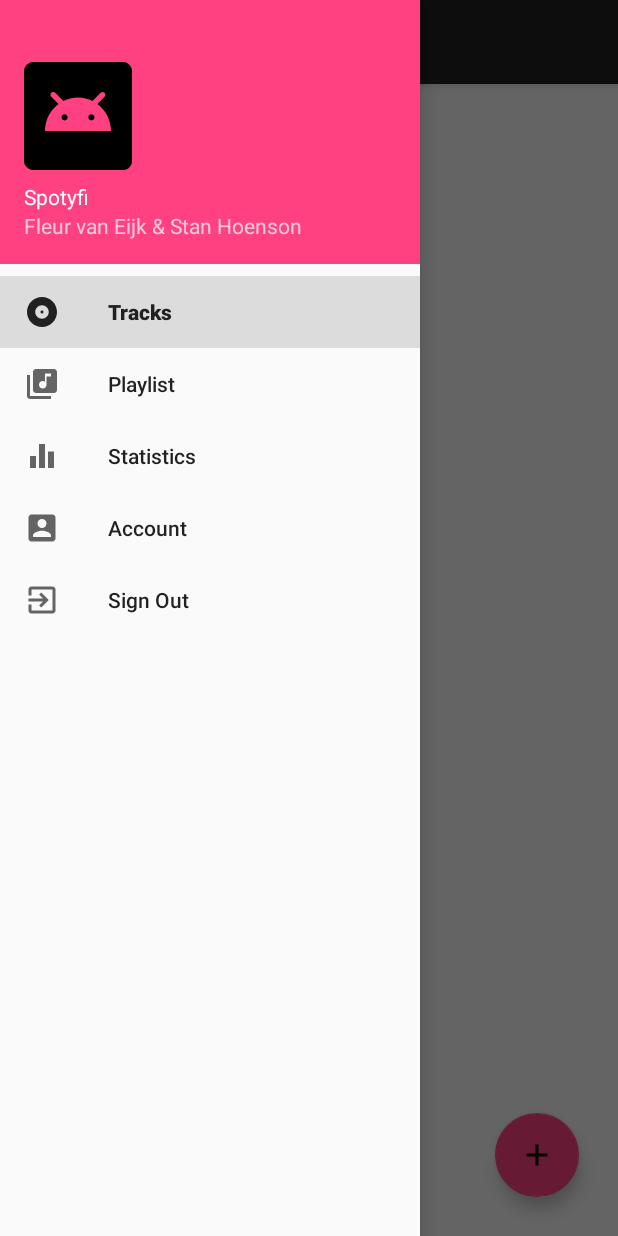
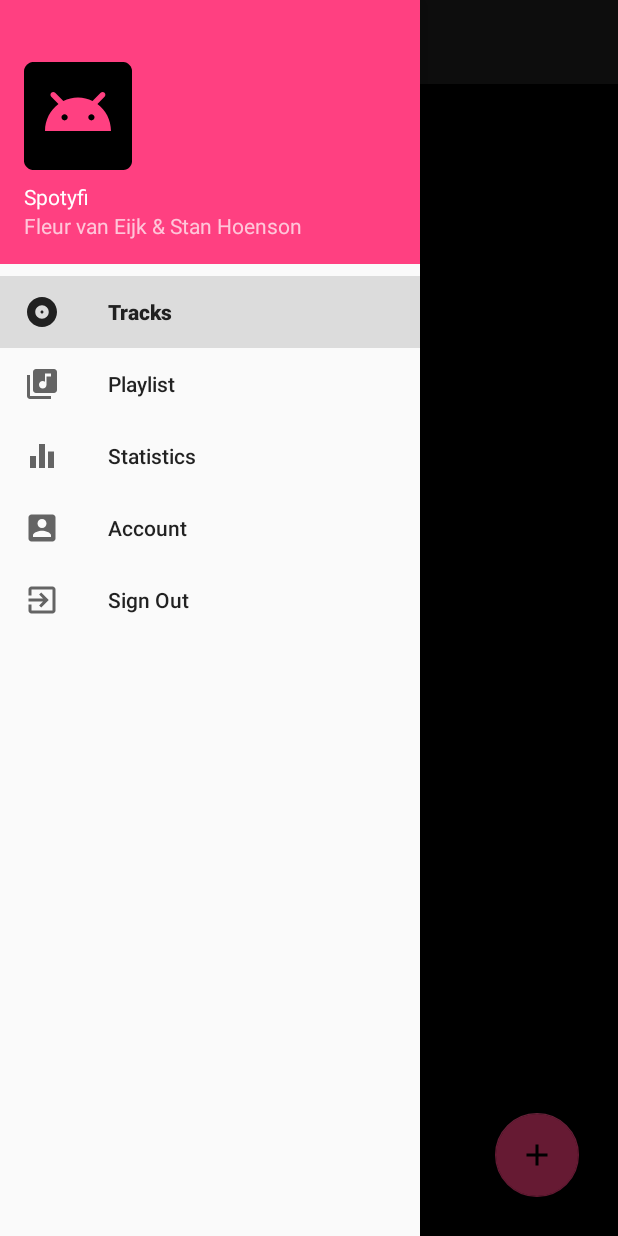
Before and after one commit to fleurvaneijk/IKPMD-Eindopdracht, an Android app: the screen it shows after launch (MainActivity), with the side drawer open, on a phone screen of 412 x 824 dp. Run offline under Robolectric (Android 15) with nearby library versions, the phone set to English and light mode, and no system bars; our stand-ins replace Firebase (no records; nobody signed in at launch, a user with empty details on screens opened directly).

Commit message:
backgroundcolor

```diff
--- a/app/src/main/java/service/MediaPlayerService.java
+++ b/app/src/main/java/com/example/ikpmd_eindopdracht/service/MediaPlayerService.java
@@ -1,4 +1,4 @@
-package service;
+package com.example.ikpmd_eindopdracht.service;
 
 import android.media.MediaPlayer;
 
--- a/app/src/main/res/layout/fragment_tracks.xml
+++ b/app/src/main/res/layout/fragment_tracks.xml
@@ -4,7 +4,8 @@
     xmlns:tools="http://schemas.android.com/tools"
     android:layout_width="match_parent"
     android:layout_height="match_parent"
-    android:layout_centerHorizontal="true">
+    android:layout_centerHorizontal="true"
+    android:background="@color/colorPrimaryDark">
 
     <ListView
         android:id="@+id/track_list"
@@ -19,7 +20,6 @@
 
     <android.support.design.widget.FloatingActionButton
         android:id="@+id/floatingActionButton2"
-        android:src="@drawable/plus"
         android:layout_width="wrap_content"
         android:layout_height="wrap_content"
         android:layout_marginStart="8dp"
@@ -27,12 +27,15 @@
         android:layout_marginEnd="16dp"
         android:layout_marginBottom="8dp"
         android:clickable="true"
+        android:src="@drawable/plus"
+        app:fabSize="normal"
         app:layout_constraintBottom_toBottomOf="parent"
         app:layout_constraintEnd_toEndOf="parent"
         app:layout_constraintHorizontal_bias="0.969"
         app:layout_constraintStart_toStartOf="parent"
         app:layout_constraintTop_toTopOf="parent"
         app:layout_constraintVertical_bias="0.974"
-        app:srcCompat="@color/colorAccent" />
+        app:srcCompat="@color/colorAccent"
+        android:focusable="true" />
 
 </android.support.constraint.ConstraintLayout>
--- a/app/src/main/res/values/color.xml
+++ b/app/src/main/res/values/color.xml
@@ -3,7 +3,7 @@
     <color name="colorPrimary">#212121</color>
     <color name="colorPrimaryLight">#484848</color>
     <color name="colorPrimaryDark">#000000</color>
-    <color name="colorAccent">#ff4081</color>
+    <color name="colorSecondary">#ff4081</color>
     <color name="colorSecondaryLight">#ff79b0</color>
     <color name="colorSecondaryDark">#c60055</color>
 </resources>
```
Also changed, not shown: app/src/main/java/com/example/ikpmd_eindopdracht/list/TrackListAdapter.java (+1 -11 lines).
